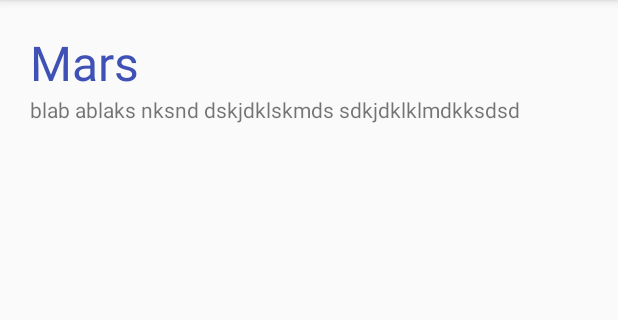
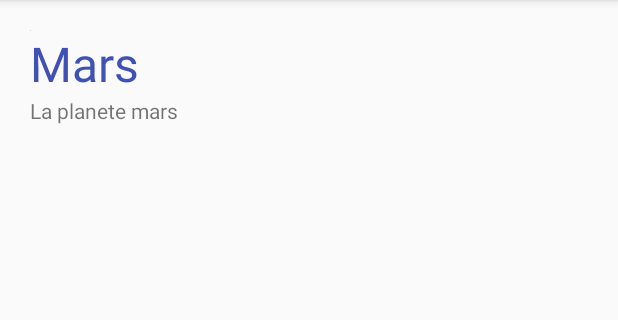
Before and after one commit to BoomPowbep/calculette-du-turfu, an Android app: the screen it shows after launch (SecondActivity), after a tap on "Mars", on a phone screen of 412 x 824 dp, the part 84-404 px from its top. Run offline under Robolectric (Android 15) with nearby library versions, the phone set to English and light mode, and no system bars; our stand-ins replace Picasso; pictures from the network do not load.

Commit message:
Bouton share

```diff
--- a/testspinner/src/main/java/com/amelielaurent38/digital/testspinner/Adapter/PlanetAdapter.java
+++ b/testspinner/src/main/java/com/amelielaurent38/digital/testspinner/Adapter/PlanetAdapter.java
@@ -6,11 +6,13 @@ import android.support.v7.widget.RecyclerView;
 import android.view.LayoutInflater;
 import android.view.View;
 import android.view.ViewGroup;
+import android.widget.Button;
 import android.widget.ImageView;
 import android.widget.TextView;
 
 import com.amelielaurent38.digital.testspinner.R;
 import com.amelielaurent38.digital.testspinner.activities.SecondActivity;
+import com.amelielaurent38.digital.testspinner.listeners.PlanetListener;
 import com.amelielaurent38.digital.testspinner.models.Planete;
 import com.squareup.picasso.Picasso;
 
@@ -19,9 +21,11 @@ import java.util.List;
 public class PlanetAdapter extends RecyclerView.Adapter<PlanetAdapter.MyViewHolder> {
 
     List<Planete> planetes;
+    private PlanetListener listener;
 
-    public PlanetAdapter(List<Planete> planetes) {
+    public PlanetAdapter(List<Planete> planetes , PlanetListener listener) {
         this.planetes = planetes;
+        this.listener = listener;
     }
 
     @NonNull
@@ -29,7 +33,7 @@ public class PlanetAdapter extends RecyclerView.Adapter<PlanetAdapter.MyViewHold
     public MyViewHolder onCreateViewHolder(@NonNull ViewGroup parent, int viewType) {
         LayoutInflater inflater = LayoutInflater.from(parent.getContext());
 
-        View view = inflater.inflate(R.layout.planete_item, null);
+        View view = inflater.inflate(R.layout.planete_item, parent, false);
         MyViewHolder vh = new MyViewHolder(view);
         return vh;
     }
@@ -44,11 +48,12 @@ public class PlanetAdapter extends RecyclerView.Adapter<PlanetAdapter.MyViewHold
         return planetes.size();
     }
 
-    static class MyViewHolder extends RecyclerView.ViewHolder {
+    class MyViewHolder extends RecyclerView.ViewHolder {
         TextView mTitle;
         TextView mDescription;
         ImageView mImage;
         View view;
+        Button mbuttonShare;
 
         MyViewHolder(View v) {
             super(v);
@@ -56,6 +61,7 @@ public class PlanetAdapter extends RecyclerView.Adapter<PlanetAdapter.MyViewHold
             mTitle = v.findViewById(R.id.textTitre);
             mDescription = v.findViewById(R.id.textDescription);
             mImage = v.findViewById(R.id.image);
+            mbuttonShare = v.findViewById(R.id.buttonShare);
 
         }
 
@@ -69,6 +75,12 @@ public class PlanetAdapter extends RecyclerView.Adapter<PlanetAdapter.MyViewHold
                 }
             });
 
+            mbuttonShare.setOnClickListener(new View.OnClickListener() {
+                @Override
+                public void onClick(View v) {
+                    listener.onShare(planete);
+                }
+            });
             mTitle.setText(planete.getTitre());
             mDescription.setText(planete.getDescription());
             Picasso.get().load("http://i.imgur.com/DvpvklR.png").resize(1000, 300) // resizes the image to these dimensions (in pixel)
--- a/testspinner/src/main/java/com/amelielaurent38/digital/testspinner/activities/MainActivity.java
+++ b/testspinner/src/main/java/com/amelielaurent38/digital/testspinner/activities/MainActivity.java
@@ -1,5 +1,6 @@
 package com.amelielaurent38.digital.testspinner.activities;
 
+import android.content.Intent;
 import android.os.Bundle;
 import android.support.v7.app.AppCompatActivity;
 import android.support.v7.widget.DividerItemDecoration;
@@ -12,12 +13,13 @@ import android.widget.Spinner;
 import com.amelielaurent38.digital.testspinner.Adapter.MyAdapter;
 import com.amelielaurent38.digital.testspinner.Adapter.PlanetAdapter;
 import com.amelielaurent38.digital.testspinner.R;
+import com.amelielaurent38.digital.testspinner.listeners.PlanetListener;
 import com.amelielaurent38.digital.testspinner.models.Planete;
 
 import java.util.ArrayList;
 import java.util.List;
 
-public class MainActivity extends AppCompatActivity {
+public class MainActivity extends AppCompatActivity implements PlanetListener {
 
     @Override
     protected void onCreate(Bundle savedInstanceState) {
@@ -26,9 +28,9 @@ public class MainActivity extends AppCompatActivity {
         setContentView(R.layout.recycler_view);
 
         List<Planete> planetes = new ArrayList<>();
-        planetes.add(new Planete("", "Terre", "blab ablaks nksnd dskjdklskmds sdkjdklklmdkksdsd"));
-        planetes.add(new Planete("", "Mars", "blab ablaks nksnd dskjdklskmds sdkjdklklmdkksdsd"));
-        planetes.add(new Planete("", "Mercure", "blab ablaks nksnd dskjdklskmds sdkjdklklmdkksdsd"));
+        planetes.add(new Planete("", "Terre", "La planete terre blblab"));
+        planetes.add(new Planete("", "Mars", "La planete mars"));
+        planetes.add(new Planete("", "Mercure", "La planete Mercure"));
         planetes.add(new Planete("", "Planet 1", "blab ablaks nksnd dskjdklskmds sdkjdklklmdkksdsd"));
         planetes.add(new Planete("", "Planet 1", "blab ablaks nksnd dskjdklskmds sdkjdklklmdkksdsd"));
         planetes.add(new Planete("", "Planet 1", "blab ablaks nksnd dskjdklskmds sdkjdklklmdkksdsd"));
@@ -40,7 +42,7 @@ public class MainActivity extends AppCompatActivity {
         planetes.add(new Planete("", "Planet 1", "blab ablaks nksnd dskjdklskmds sdkjdklklmdkksdsd"));
 
         RecyclerView recyclerView = findViewById(R.id.list_planet);
-        PlanetAdapter adapter = new PlanetAdapter(planetes);
+        PlanetAdapter adapter = new PlanetAdapter(planetes, this);
         RecyclerView.LayoutManager manager = new LinearLayoutManager(this);
         recyclerView.setLayoutManager(manager);
         recyclerView.setAdapter(adapter);
@@ -55,4 +57,12 @@ public class MainActivity extends AppCompatActivity {
         sp.setAdapter(dataAdapter);*/
     }
 
+    @Override
+    public void onShare(Planete planete) {
+        Intent sendIntent = new Intent();
+        sendIntent.setAction(Intent.ACTION_SEND);
+        sendIntent.putExtra(Intent.EXTRA_TEXT, "planete"+ planete.getTitre() + "est trop bien" );
+        sendIntent.setType("text/plain");
+        startActivity(sendIntent);
+    }
 }
--- a/testspinner/src/main/java/com/amelielaurent38/digital/testspinner/activities/SecondActivity.java
+++ b/testspinner/src/main/java/com/amelielaurent38/digital/testspinner/activities/SecondActivity.java
@@ -2,10 +2,12 @@ package com.amelielaurent38.digital.testspinner.activities;
 
 import android.support.v7.app.AppCompatActivity;
 import android.os.Bundle;
+import android.widget.ImageView;
 import android.widget.TextView;
 
 import com.amelielaurent38.digital.testspinner.R;
 import com.amelielaurent38.digital.testspinner.models.Planete;
+import com.squareup.picasso.Picasso;
 
 public class SecondActivity extends AppCompatActivity {
 
@@ -20,11 +22,15 @@ public class SecondActivity extends AppCompatActivity {
         if (b != null) {
             mPlanet = b.getParcelable("planet");
 
-            TextView MySecondtextView = findViewById(R.id.title_planet);
-            MySecondtextView.setText(mPlanet.getTitre());
+            TextView mySecondtextView = findViewById(R.id.title_planet);
+            mySecondtextView.setText(mPlanet.getTitre());
 
-            TextView MyDescriptiontextView = findViewById(R.id.description_planet);
-            MyDescriptiontextView.setText(mPlanet.getDescription());
+            TextView myDescriptiontextView = findViewById(R.id.description_planet);
+            myDescriptiontextView.setText(mPlanet.getDescription());
+
+            ImageView myImage = findViewById(R.id.image_planet);
+            Picasso.get().load("http://i.imgur.com/DvpvklR.png").resize(1000, 300) // resizes the image to these dimensions (in pixel)
+                    .centerCrop().into(myImage);
         }
     }
 
--- /dev/null
+++ b/testspinner/src/main/java/com/amelielaurent38/digital/testspinner/listeners/PlanetListener.java
@@ -0,0 +1,7 @@
+package com.amelielaurent38.digital.testspinner.listeners;
+
+import com.amelielaurent38.digital.testspinner.models.Planete;
+
+public interface PlanetListener {
+    void onShare(Planete planete);
+}
--- a/testspinner/src/main/res/layout/activity_second.xml
+++ b/testspinner/src/main/res/layout/activity_second.xml
@@ -8,6 +8,7 @@
     android:layout_margin="20dp">
 
     <ImageView
+        android:id="@+id/image_planet"
         android:layout_width="wrap_content"
         android:layout_height="wrap_content"
         />
@@ -19,6 +20,7 @@
         android:text="Ma planete"
         android:textSize="32sp"
         android:textColor="@color/colorPrimary"
+        app:layout_constraintTop_toBottomOf="@id/image_planet"
         />
 
     <TextView
```
Also changed, not shown: testspinner/src/main/res/layout/planete_item.xml (+10 -1 lines).
